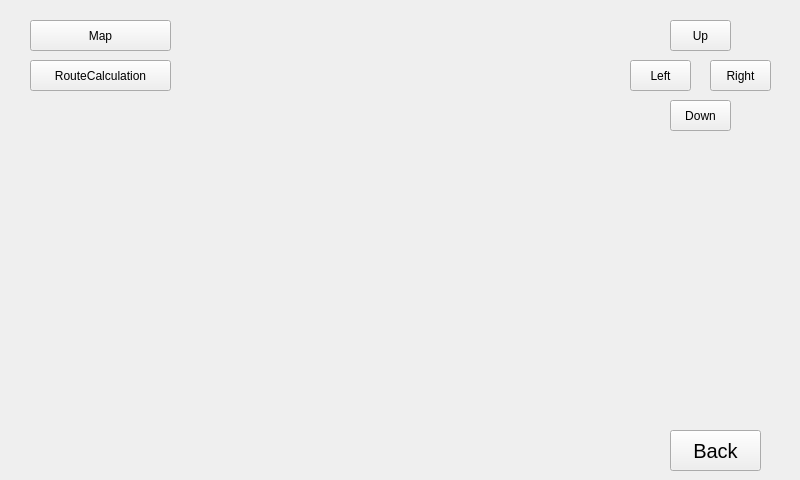
Before: the Qt Designer form src/hmi/map.ui in Kayjinke/SmartNav, drawn with Qt 5.
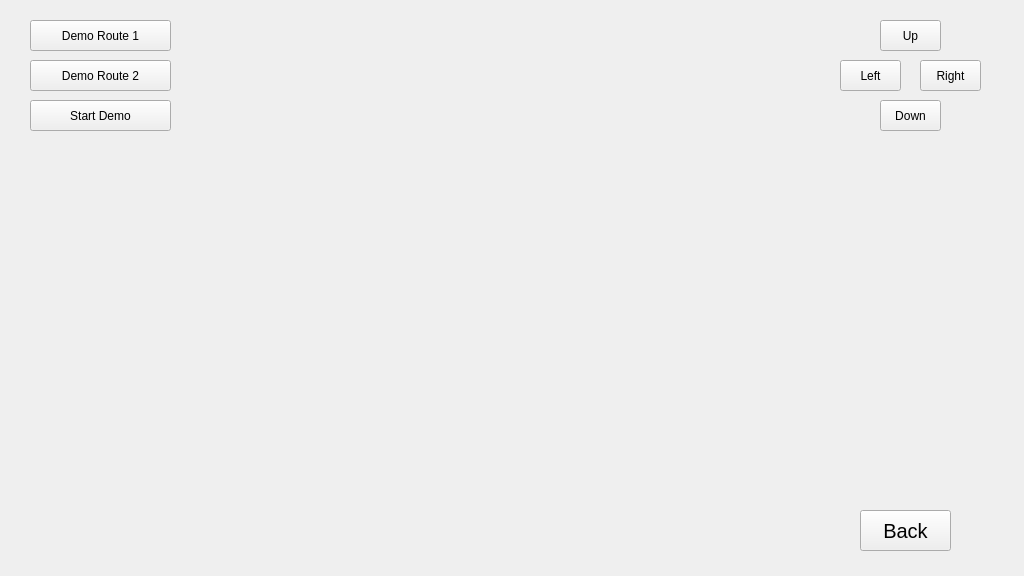
After: the same form once the commit is applied.

What changed in the file:
```diff
--- a/src/hmi/map.ui
+++ b/src/hmi/map.ui
@@ -6,8 +6,8 @@
    <rect>
     <x>0</x>
     <y>0</y>
-    <width>800</width>
-    <height>480</height>
+    <width>1024</width>
+    <height>576</height>
    </rect>
   </property>
   <property name="windowTitle">
@@ -17,20 +17,20 @@
    <property name="geometry">
     <rect>
      <x>30</x>
-     <y>60</y>
+     <y>100</y>
      <width>141</width>
      <height>31</height>
     </rect>
    </property>
    <property name="text">
-    <string>RouteCalculation</string>
+    <string>Start Demo</string>
    </property>
   </widget>
   <widget class="QPushButton" name="btn_mapback">
    <property name="geometry">
     <rect>
-     <x>670</x>
-     <y>430</y>
+     <x>860</x>
+     <y>510</y>
      <width>91</width>
      <height>41</height>
     </rect>
@@ -47,7 +47,7 @@
   <widget class="QPushButton" name="btn_Up">
    <property name="geometry">
     <rect>
-     <x>670</x>
+     <x>880</x>
      <y>20</y>
      <width>61</width>
      <height>31</height>
@@ -60,7 +60,7 @@
   <widget class="QPushButton" name="btn_Left">
    <property name="geometry">
     <rect>
-     <x>630</x>
+     <x>840</x>
      <y>60</y>
      <width>61</width>
      <height>31</height>
@@ -73,7 +73,7 @@
   <widget class="QPushButton" name="btn_Right">
    <property name="geometry">
     <rect>
-     <x>710</x>
+     <x>920</x>
      <y>60</y>
      <width>61</width>
      <height>31</height>
@@ -86,7 +86,7 @@
   <widget class="QPushButton" name="btn_Down">
    <property name="geometry">
     <rect>
-     <x>670</x>
+     <x>880</x>
      <y>100</y>
      <width>61</width>
      <height>31</height>
@@ -106,7 +106,20 @@
     </rect>
    </property>
    <property name="text">
-    <string>Map</string>
+    <string>Demo Route 1</string>
+   </property>
+  </widget>
+  <widget class="QPushButton" name="btn_DemoRoute2">
+   <property name="geometry">
+    <rect>
+     <x>30</x>
+     <y>60</y>
+     <width>141</width>
+     <height>31</height>
+    </rect>
+   </property>
+   <property name="text">
+    <string>Demo Route 2</string>
    </property>
   </widget>
  </widget>
```
Left out of the diff: 4 changed lines with no effect on the pictures.
